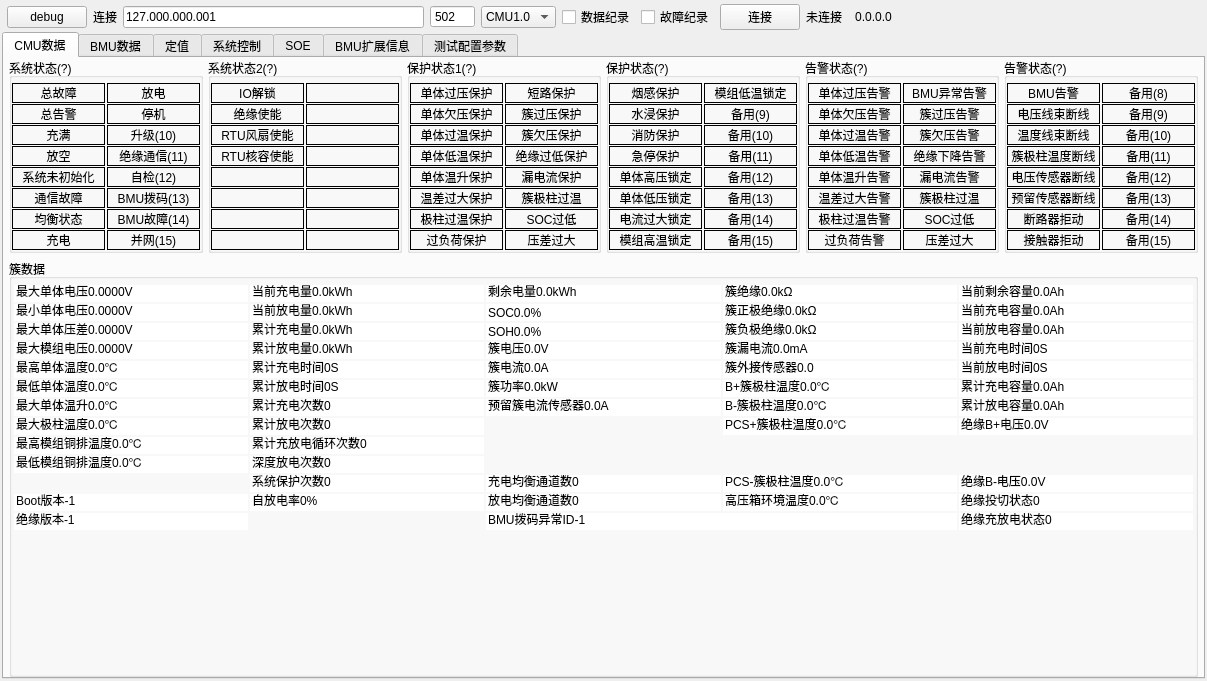
The window that views/bmsview/bmsview.ui (Shogpe/bmsTool) describes before a commit, drawn with Qt 5.
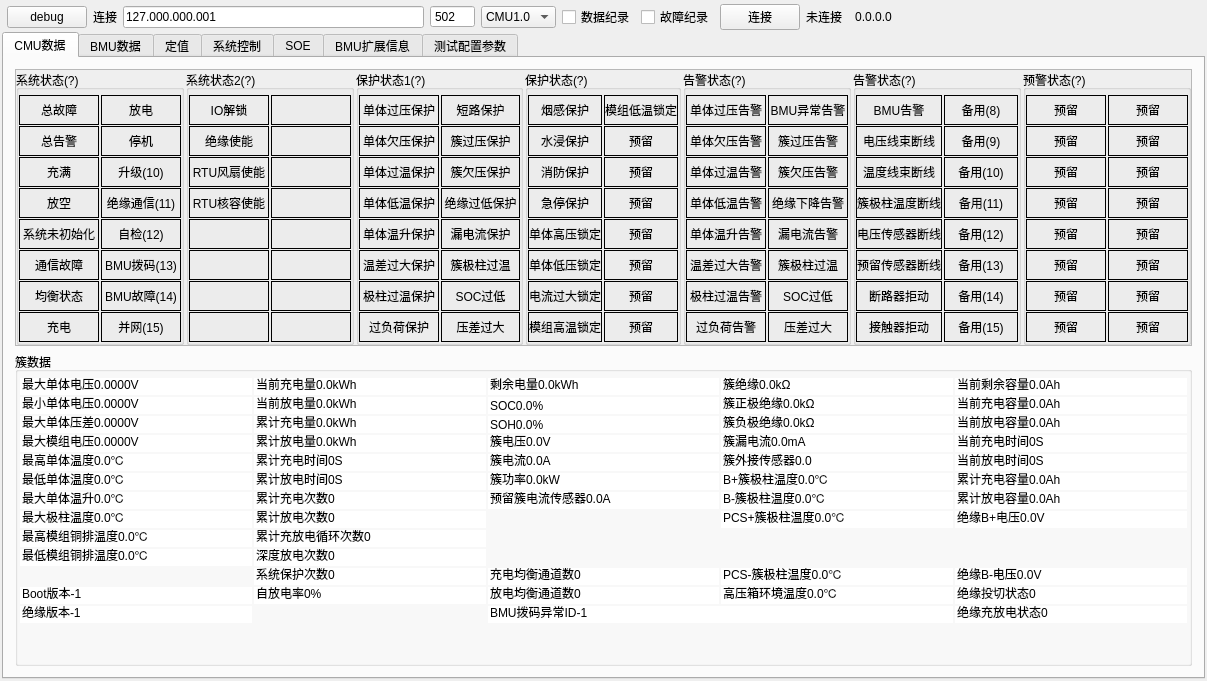
The same window after the commit. The open tabs and pages were chosen to show the change. Custom widgets are drawn as their Qt base class.

The edit to the form file:
```diff
--- a/views/bmsview/bmsview.ui
+++ b/views/bmsview/bmsview.ui
@@ -285,29 +285,51 @@
       <property name="enabled">
        <bool>true</bool>
       </property>
+      <property name="sizePolicy">
+       <sizepolicy hsizetype="Expanding" vsizetype="Expanding">
+        <horstretch>0</horstretch>
+        <verstretch>0</verstretch>
+       </sizepolicy>
+      </property>
       <attribute name="title">
        <string>CMU数据</string>
       </attribute>
       <layout class="QVBoxLayout" name="verticalLayout_18">
-       <property name="spacing">
-        <number>6</number>
-       </property>
-       <property name="leftMargin">
-        <number>5</number>
-       </property>
-       <property name="topMargin">
-        <number>0</number>
-       </property>
-       <property name="rightMargin">
-        <number>5</number>
-       </property>
-       <property name="bottomMargin">
-        <number>0</number>
-       </property>
        <item>
+        <widget class="QScrollArea" name="scrollArea">
+         <property name="enabled">
+          <bool>true</bool>
+         </property>
+         <property name="verticalScrollBarPolicy">
+          <enum>Qt::ScrollBarAlwaysOff</enum>
+         </property>
+         <property name="horizontalScrollBarPolicy">
+          <enum>Qt::ScrollBarAsNeeded</enum>
+         </property>
+         <property name="sizeAdjustPolicy">
+          <enum>QAbstractScrollArea::AdjustToContents</enum>
+         </property>
+         <property name="widgetResizable">
+          <bool>true</bool>
+         </property>
+         <widget class="QWidget" name="scrollAreaWidgetContents">
+          <property name="geometry">
+           <rect>
+            <x>0</x>
+            <y>0</y>
+            <width>1177</width>
+            <height>259</height>
+           </rect>
+          </property>
+          <property name="sizePolicy">
+           <sizepolicy hsizetype="Expanding" vsizetype="Expanding">
+            <horstretch>0</horstretch>
+            <verstretch>0</verstretch>
+           </sizepolicy>
+          </property>
         <layout class="QHBoxLayout" name="horizontalLayout_9">
          <property name="spacing">
-          <number>5</number>
+            <number>2</number>
          </property>
          <property name="leftMargin">
           <number>0</number>
@@ -318,10 +340,13 @@
          <property name="rightMargin">
           <number>0</number>
          </property>
+           <property name="bottomMargin">
+            <number>0</number>
+           </property>
          <item>
           <widget class="QGroupBox" name="G_SysStatus">
            <property name="sizePolicy">
-            <sizepolicy hsizetype="Preferred" vsizetype="Minimum">
+              <sizepolicy hsizetype="Expanding" vsizetype="Expanding">
              <horstretch>0</horstretch>
              <verstretch>0</verstretch>
             </sizepolicy>
@@ -636,7 +661,7 @@
          <item>
           <widget class="QGroupBox" name="G_SysStatus_2">
            <property name="sizePolicy">
-            <sizepolicy hsizetype="Preferred" vsizetype="Preferred">
+              <sizepolicy hsizetype="Expanding" vsizetype="Expanding">
              <horstretch>0</horstretch>
              <verstretch>0</verstretch>
             </sizepolicy>
@@ -950,6 +975,12 @@
          </item>
          <item>
           <widget class="QGroupBox" name="G_ErrStatus">
+             <property name="sizePolicy">
+              <sizepolicy hsizetype="Expanding" vsizetype="Expanding">
+               <horstretch>0</horstretch>
+               <verstretch>0</verstretch>
+              </sizepolicy>
+             </property>
            <property name="title">
             <string>保护状态1(?)</string>
            </property>
@@ -1244,6 +1275,12 @@
          </item>
          <item>
           <widget class="QGroupBox" name="G_ErrStatus_2">
+             <property name="sizePolicy">
+              <sizepolicy hsizetype="Preferred" vsizetype="Preferred">
+               <horstretch>0</horstretch>
+               <verstretch>0</verstretch>
+              </sizepolicy>
+             </property>
            <property name="title">
             <string>保护状态(?)</string>
            </property>
@@ -1405,6 +1442,12 @@
               </property>
               <item>
                <widget class="QLabel" name="bErr8_2">
+                  <property name="sizePolicy">
+                   <sizepolicy hsizetype="Preferred" vsizetype="Preferred">
+                    <horstretch>0</horstretch>
+                    <verstretch>0</verstretch>
+                   </sizepolicy>
+                  </property>
                 <property name="frameShape">
                  <enum>QFrame::Box</enum>
                 </property>
@@ -1425,7 +1468,7 @@
                  <enum>QFrame::Box</enum>
                 </property>
                 <property name="text">
-                 <string>备用(9)</string>
+                   <string>预留</string>
                 </property>
                 <property name="alignment">
                  <set>Qt::AlignCenter</set>
@@ -1441,7 +1484,7 @@
                  <enum>QFrame::Box</enum>
                 </property>
                 <property name="text">
-                 <string>备用(10)</string>
+                   <string>预留</string>
                 </property>
                 <property name="alignment">
                  <set>Qt::AlignCenter</set>
@@ -1457,7 +1500,7 @@
                  <enum>QFrame::Box</enum>
                 </property>
                 <property name="text">
-                 <string>备用(11)</string>
+                   <string>预留</string>
                 </property>
                 <property name="alignment">
                  <set>Qt::AlignCenter</set>
@@ -1473,7 +1516,7 @@
                  <enum>QFrame::Box</enum>
                 </property>
                 <property name="text">
-                 <string>备用(12)</string>
+                   <string>预留</string>
                 </property>
                 <property name="alignment">
                  <set>Qt::AlignCenter</set>
@@ -1489,7 +1532,7 @@
                  <enum>QFrame::Box</enum>
                 </property>
                 <property name="text">
-                 <string>备用(13)</string>
+                   <string>预留</string>
                 </property>
                 <property name="alignment">
                  <set>Qt::AlignCenter</set>
@@ -1505,7 +1548,7 @@
                  <enum>QFrame::Box</enum>
                 </property>
                 <property name="text">
-                 <string>备用(14)</string>
+                   <string>预留</string>
                 </property>
                 <property name="alignment">
                  <set>Qt::AlignCenter</set>
@@ -1521,7 +1564,7 @@
                  <enum>QFrame::Box</enum>
                 </property>
                 <property name="text">
-                 <string>备用(15)</string>
+                   <string>预留</string>
                 </property>
                 <property name="alignment">
                  <set>Qt::AlignCenter</set>
@@ -1538,6 +1581,12 @@
          </item>
          <item>
           <widget class="QGroupBox" name="G_AlmStatus">
+             <property name="sizePolicy">
+              <sizepolicy hsizetype="Expanding" vsizetype="Expanding">
+               <horstretch>0</horstretch>
+               <verstretch>0</verstretch>
+              </sizepolicy>
+             </property>
            <property name="title">
             <string>告警状态(?)</string>
            </property>
@@ -1835,6 +1884,12 @@
          </item>
          <item>
           <widget class="QGroupBox" name="G_AlmStatus_2">
+             <property name="sizePolicy">
+              <sizepolicy hsizetype="Expanding" vsizetype="Expanding">
+               <horstretch>0</horstretch>
+               <verstretch>0</verstretch>
+              </sizepolicy>
+             </property>
            <property name="title">
             <string>告警状态(?)</string>
            </property>
@@ -2106,7 +2161,288 @@
            </layout>
           </widget>
          </item>
-        </layout>
+           <item>
+            <widget class="QGroupBox" name="G_PreAlmStatus">
+             <property name="sizePolicy">
+              <sizepolicy hsizetype="Expanding" vsizetype="Expanding">
+               <horstretch>0</horstretch>
+               <verstretch>0</verstretch>
+              </sizepolicy>
+             </property>
+             <property name="title">
+              <string>预警状态(?)</string>
+             </property>
+             <layout class="QHBoxLayout" name="horizontalLayout_17">
+              <property name="spacing">
+               <number>2</number>
+              </property>
+              <property name="leftMargin">
+               <number>0</number>
+              </property>
+              <property name="topMargin">
+               <number>5</number>
+              </property>
+              <property name="rightMargin">
+               <number>0</number>
+              </property>
+              <property name="bottomMargin">
+               <number>0</number>
+              </property>
+              <item>
+               <layout class="QVBoxLayout" name="verticalLayout_23">
+                <property name="spacing">
+                 <number>1</number>
+                </property>
+                <item>
+                 <widget class="QLabel" name="bPreAlm0">
+                  <property name="frameShape">
+                   <enum>QFrame::Box</enum>
+                  </property>
+                  <property name="text">
+                   <string>预留</string>
+                  </property>
+                  <property name="scaledContents">
+                   <bool>false</bool>
+                  </property>
+                  <property name="alignment">
+                   <set>Qt::AlignCenter</set>
+                  </property>
+                  <property name="wordWrap">
+                   <bool>true</bool>
+                  </property>
+                 </widget>
+                </item>
+                <item>
+                 <widget class="QLabel" name="bPreAlm1">
+                  <property name="frameShape">
+                   <enum>QFrame::Box</enum>
+                  </property>
+                  <property name="text">
+                   <string>预留</string>
+                  </property>
+                  <property name="alignment">
+                   <set>Qt::AlignCenter</set>
+                  </property>
+                  <property name="wordWrap">
+                   <bool>true</bool>
+                  </property>
+                 </widget>
+                </item>
+                <item>
+                 <widget class="QLabel" name="bPreAlm2">
+                  <property name="frameShape">
+                   <enum>QFrame::Box</enum>
+                  </property>
+                  <property name="text">
+                   <string>预留</string>
+                  </property>
+                  <property name="alignment">
+                   <set>Qt::AlignCenter</set>
+                  </property>
+                  <property name="wordWrap">
+                   <bool>true</bool>
+                  </property>
+                 </widget>
+                </item>
+                <item>
+                 <widget class="QLabel" name="bPreAlm3">
+                  <property name="frameShape">
+                   <enum>QFrame::Box</enum>
+                  </property>
+                  <property name="text">
+                   <string>预留</string>
+                  </property>
+                  <property name="alignment">
+                   <set>Qt::AlignCenter</set>
+                  </property>
+                  <property name="wordWrap">
+                   <bool>true</bool>
+                  </property>
+                 </widget>
+                </item>
+                <item>
+                 <widget class="QLabel" name="bPreAlm4">
+                  <property name="frameShape">
+                   <enum>QFrame::Box</enum>
+                  </property>
+                  <property name="text">
+                   <string>预留</string>
+                  </property>
+                  <property name="alignment">
+                   <set>Qt::AlignCenter</set>
+                  </property>
+                  <property name="wordWrap">
+                   <bool>true</bool>
+                  </property>
+                 </widget>
+                </item>
+                <item>
+                 <widget class="QLabel" name="bPreAlm5">
+                  <property name="frameShape">
+                   <enum>QFrame::Box</enum>
+                  </property>
+                  <property name="text">
+                   <string>预留</string>
+                  </property>
+                  <property name="alignment">
+                   <set>Qt::AlignCenter</set>
+                  </property>
+                  <property name="wordWrap">
+                   <bool>true</bool>
+                  </property>
+                 </widget>
+                </item>
+                <item>
+                 <widget class="QLabel" name="bPreAlm6">
+                  <property name="frameShape">
+                   <enum>QFrame::Box</enum>
+                  </property>
+                  <property name="text">
+                   <string>预留</string>
+                  </property>
+                  <property name="alignment">
+                   <set>Qt::AlignCenter</set>
+                  </property>
+                  <property name="wordWrap">
+                   <bool>true</bool>
+                  </property>
+                 </widget>
+                </item>
+                <item>
+                 <widget class="QLabel" name="bPreAlm7">
+                  <property name="frameShape">
+                   <enum>QFrame::Box</enum>
+                  </property>
+                  <property name="text">
+                   <string>预留</string>
+                  </property>
+                  <property name="alignment">
+                   <set>Qt::AlignCenter</set>
+                  </property>
+                  <property name="wordWrap">
+                   <bool>true</bool>
+                  </property>
+                 </widget>
+                </item>
+               </layout>
+              </item>
+              <item>
+               <layout class="QVBoxLayout" name="verticalLayout_24">
+                <property name="spacing">
+                 <number>1</number>
+                </property>
+                <item>
+                 <widget class="QLabel" name="bPreAlm8">
+                  <property name="frameShape">
+                   <enum>QFrame::Box</enum>
+                  </property>
+                  <property name="text">
+                   <string>预留</string>
+                  </property>
+                  <property name="alignment">
+                   <set>Qt::AlignCenter</set>
+                  </property>
+                 </widget>
+                </item>
+                <item>
+                 <widget class="QLabel" name="bPreAlm9">
+                  <property name="frameShape">
+                   <enum>QFrame::Box</enum>
+                  </property>
+                  <property name="text">
+                   <string>预留</string>
+                  </property>
+                  <property name="alignment">
+                   <set>Qt::AlignCenter</set>
+                  </property>
+                 </widget>
+                </item>
+                <item>
+                 <widget class="QLabel" name="bPreAlm10">
+                  <property name="frameShape">
+                   <enum>QFrame::Box</enum>
+                  </property>
+                  <property name="text">
+                   <string>预留</string>
+                  </property>
+                  <property name="alignment">
+                   <set>Qt::AlignCenter</set>
+                  </property>
+                 </widget>
+                </item>
+                <item>
+                 <widget class="QLabel" name="bPreAlm11">
+                  <property name="frameShape">
+                   <enum>QFrame::Box</enum>
+                  </property>
+                  <property name="text">
+                   <string>预留</string>
+                  </property>
+                  <property name="alignment">
+                   <set>Qt::AlignCenter</set>
+                  </property>
+                 </widget>
+                </item>
+                <item>
+                 <widget class="QLabel" name="bPreAlm12">
+                  <property name="frameShape">
+                   <enum>QFrame::Box</enum>
+                  </property>
+                  <property name="text">
+                   <string>预留</string>
+                  </property>
+                  <property name="alignment">
+                   <set>Qt::AlignCenter</set>
+                  </property>
+                 </widget>
+                </item>
+                <item>
+                 <widget class="QLabel" name="bPreAlm13">
+                  <property name="frameShape">
+                   <enum>QFrame::Box</enum>
+                  </property>
+                  <property name="text">
+                   <string>预留</string>
+                  </property>
+                  <property name="alignment">
+                   <set>Qt::AlignCenter</set>
+                  </property>
+                 </widget>
+                </item>
+                <item>
+                 <widget class="QLabel" name="bPreAlm14">
+                  <property name="frameShape">
+                   <enum>QFrame::Box</enum>
+                  </property>
+                  <property name="text">
+                   <string>预留</string>
+                  </property>
+                  <property name="alignment">
+                   <set>Qt::AlignCenter</set>
+                  </property>
+                 </widget>
+                </item>
+                <item>
+                 <widget class="QLabel" name="bPreAlm15">
+                  <property name="frameShape">
+                   <enum>QFrame::Box</enum>
+                  </property>
+                  <property name="text">
+                   <string>预留</string>
+                  </property>
+                  <property name="alignment">
+                   <set>Qt::AlignCenter</set>
+                  </property>
+                 </widget>
+                </item>
+               </layout>
+              </item>
+             </layout>
+            </widget>
+           </item>
+          </layout>
+         </widget>
+        </widget>
        </item>
        <item>
         <widget class="QGroupBox" name="groupBoxCMU">
```
Left out of the diff: 2 changed lines with no effect on the pictures. Lines whose indentation alone changed are shown as unchanged.
